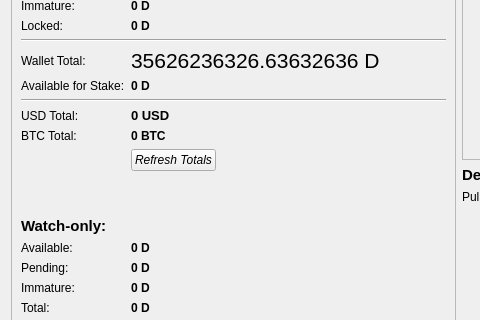
Above: src/qt/forms/overviewpage.ui from metaspartan/denarius before the change; both pictures show x 0 to 480 and y 89 to 409 of the 917 by 681 pixel window. Below: the same form after it.
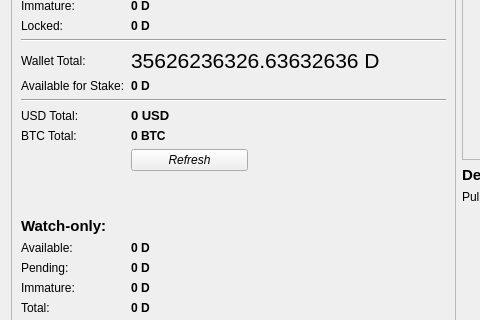
That is the form after the change. Icons and pictures are not drawn.

Commit message: Segfault Fix & Ubuntu gnu99 QT Build Fix

```diff
--- a/src/qt/forms/overviewpage.ui
+++ b/src/qt/forms/overviewpage.ui
@@ -364,7 +364,7 @@
              <enum>Qt::LeftToRight</enum>
             </property>
             <property name="text">
-             <string>Refresh Totals</string>
+             <string>          Refresh          </string>
             </property>
             <property name="icon">
              <iconset resource="../bitcoin.qrc">
```
Left out of the diff: 2 changed lines with no effect on the pictures. The commit also changes 2 other files.
